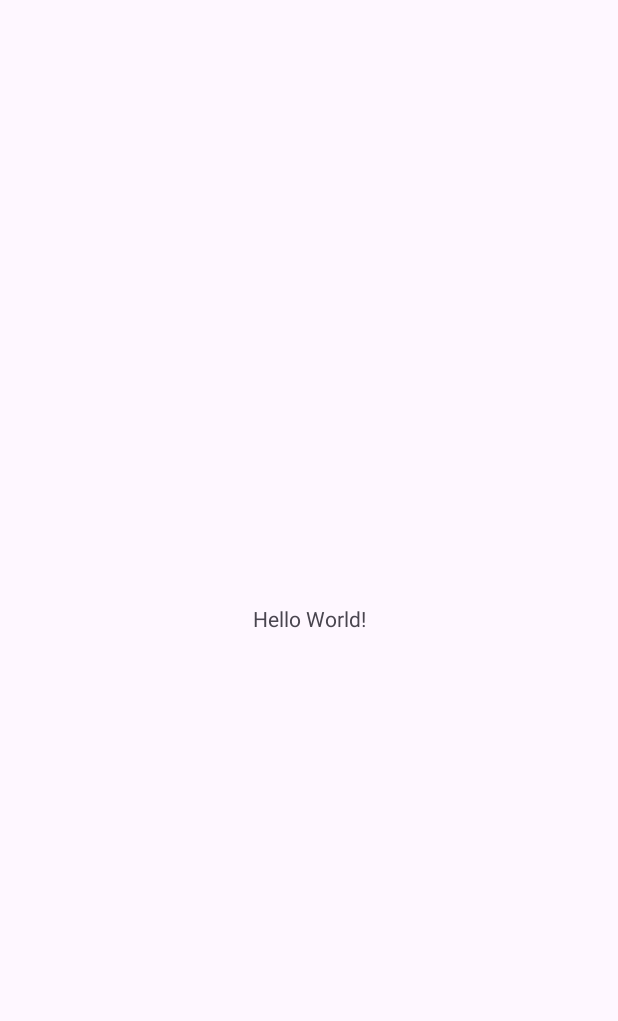
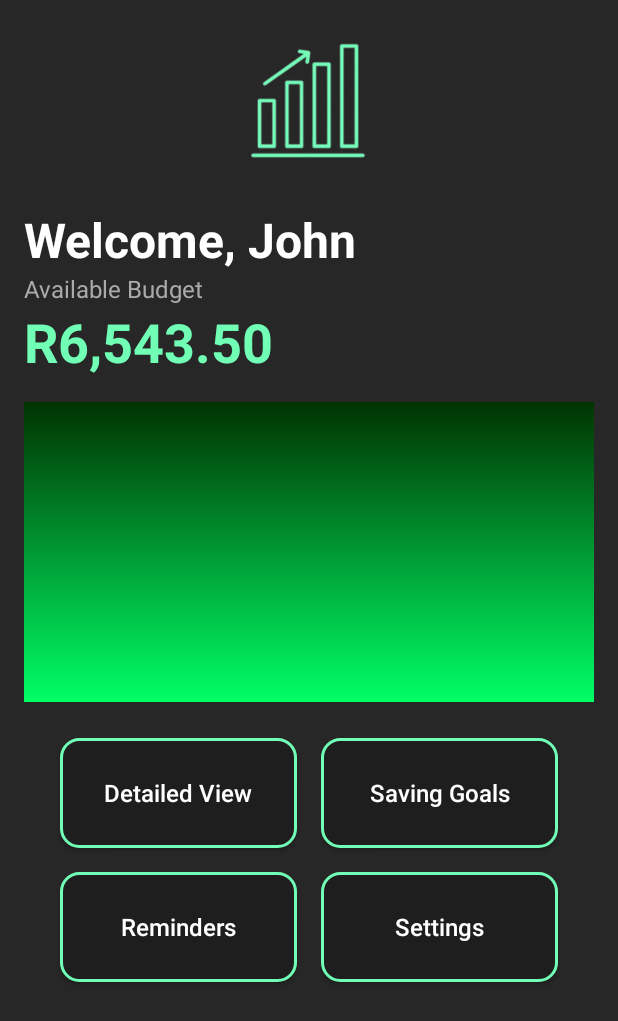
Before and after one commit to MarcoMeyer1/SmartSpend, an Android app: the screen it shows after launch (MainActivity), on a phone screen of 412 x 824 dp. Before the commit the part shown is almost empty. Shown: the top 1021 px of the screen. Run offline under Robolectric (Android 15) with nearby library versions, the phone set to English and light mode, and no system bars.

Commit message:
Homepage UI Progress

```diff
--- a/Smartspend/app/src/main/java/com/example/smartspend/MainActivity.kt
+++ b/Smartspend/app/src/main/java/com/example/smartspend/MainActivity.kt
@@ -9,12 +9,6 @@
 class MainActivity : AppCompatActivity() {
     override fun onCreate(savedInstanceState: Bundle?) {
         super.onCreate(savedInstanceState)
-        enableEdgeToEdge()
         setContentView(R.layout.activity_main)
-        ViewCompat.setOnApplyWindowInsetsListener(findViewById(R.id.main)) { v, insets ->
-            val systemBars = insets.getInsets(WindowInsetsCompat.Type.systemBars())
-            v.setPadding(systemBars.left, systemBars.top, systemBars.right, systemBars.bottom)
-            insets
-        }
     }
 }
--- /dev/null
+++ b/Smartspend/app/src/main/res/drawable/button_background.xml
@@ -0,0 +1,14 @@
+<?xml version="1.0" encoding="utf-8"?>
+<ripple xmlns:android="http://schemas.android.com/apk/res/android"
+    android:color="?attr/colorControlHighlight">
+
+    <item>
+        <shape>
+            <solid android:color="#1E1E1E" />
+            <corners android:radius="12dp" />
+            <stroke
+                android:width="2dp"
+            android:color="#70FFB5" />
+        </shape>
+    </item>
+</ripple>
--- /dev/null
+++ b/Smartspend/app/src/main/res/drawable/gradient_expenses.xml
@@ -0,0 +1,7 @@
+<?xml version="1.0" encoding="utf-8"?>
+<shape xmlns:android="http://schemas.android.com/apk/res/android">
+    <gradient
+        android:startColor="#00FF66"
+        android:endColor="#003300"
+        android:angle="90"/>
+</shape>
--- a/Smartspend/app/src/main/res/layout/activity_main.xml
+++ b/Smartspend/app/src/main/res/layout/activity_main.xml
@@ -1,19 +1,112 @@
 <?xml version="1.0" encoding="utf-8"?>
-<androidx.constraintlayout.widget.ConstraintLayout xmlns:android="http://schemas.android.com/apk/res/android"
+<LinearLayout xmlns:android="http://schemas.android.com/apk/res/android"
     xmlns:app="http://schemas.android.com/apk/res-auto"
-    xmlns:tools="http://schemas.android.com/tools"
-    android:id="@+id/main"
     android:layout_width="match_parent"
     android:layout_height="match_parent"
-    tools:context=".MainActivity">
+    android:orientation="vertical"
+    android:background="#272727"
+    android:padding="16dp">
+
+    <ImageView
+        android:id="@+id/imageView"
+        android:layout_width="148dp"
+        android:layout_height="106dp"
+        android:layout_gravity="center_horizontal"
+        app:srcCompat="@drawable/smartspend_logo" />
 
     <TextView
+        android:id="@+id/welcomeText"
         android:layout_width="wrap_content"
         android:layout_height="wrap_content"
-        android:text="Hello World!"
-        app:layout_constraintBottom_toBottomOf="parent"
-        app:layout_constraintEnd_toEndOf="parent"
-        app:layout_constraintStart_toStartOf="parent"
-        app:layout_constraintTop_toTopOf="parent" />
+        android:layout_marginTop="16dp"
+        android:text="Welcome, John"
+        android:textColor="#FFFFFF"
+        android:textSize="32sp"
+        android:textStyle="bold" />
 
-</androidx.constraintlayout.widget.ConstraintLayout>
+    <TextView
+        android:id="@+id/availableBudgetText"
+        android:layout_width="wrap_content"
+        android:layout_height="wrap_content"
+        android:text="Available Budget"
+        android:textColor="#AAAAAA"
+        android:textSize="16sp" />
+
+    <TextView
+        android:id="@+id/budgetAmount"
+        android:layout_width="wrap_content"
+        android:layout_height="wrap_content"
+        android:layout_marginBottom="16dp"
+        android:text="R6,543.50"
+        android:textColor="#70FFB5"
+        android:textSize="36sp"
+        android:textStyle="bold" />
+
+    <RelativeLayout
+        android:layout_width="match_parent"
+        android:layout_height="200dp"
+        android:background="@drawable/gradient_expenses"
+        android:padding="16dp">
+
+    </RelativeLayout>
+
+    <GridLayout
+        android:layout_width="match_parent"
+        android:layout_height="wrap_content"
+        android:alignmentMode="alignMargins"
+        android:columnCount="2"
+        android:padding="16dp"
+        android:rowCount="2">
+
+        <androidx.appcompat.widget.AppCompatButton
+            android:layout_width="73dp"
+            android:layout_height="73dp"
+            android:layout_columnWeight="1"
+            android:layout_margin="8dp"
+            android:background="@drawable/button_background"
+            android:padding="12dp"
+            android:text="Detailed View"
+            android:textAllCaps="false"
+            android:textColor="#FFFFFF"
+            android:textSize="16sp" />
+
+        <androidx.appcompat.widget.AppCompatButton
+            android:layout_width="73dp"
+            android:layout_height="73dp"
+            android:layout_columnWeight="1"
+            android:layout_margin="8dp"
+            android:background="@drawable/button_background"
+            android:padding="12dp"
+            android:text="Saving Goals"
+            android:textAllCaps="false"
+            android:textColor="#FFFFFF"
+            android:textSize="16sp" />
+
+        <androidx.appcompat.widget.AppCompatButton
+            android:layout_width="73dp"
+            android:layout_height="73dp"
+            android:layout_columnWeight="1"
+            android:layout_margin="8dp"
+            android:background="@drawable/button_background"
+            android:padding="12dp"
+            android:text="Reminders"
+            android:textAllCaps="false"
+            android:textColor="#FFFFFF"
+            android:textSize="16sp" />
+
+        <androidx.appcompat.widget.AppCompatButton
+            android:layout_width="73dp"
+            android:layout_height="73dp"
+            android:layout_columnWeight="1"
+            android:layout_margin="8dp"
+            android:background="@drawable/button_background"
+            android:padding="12dp"
+            android:text="Settings"
+            android:textAllCaps="false"
+            android:textColor="#FFFFFF"
+            android:textSize="16sp" />
+    </GridLayout>
+
+
+
+</LinearLayout>
--- a/Smartspend/app/src/main/res/values/colors.xml
+++ b/Smartspend/app/src/main/res/values/colors.xml
@@ -2,4 +2,5 @@
 <resources>
     <color name="black">#FF000000</color>
     <color name="white">#FFFFFFFF</color>
+
 </resources>
```
Also changed, not shown: Smartspend/app/src/main/res/drawable/smartspend_logo.png (added).
